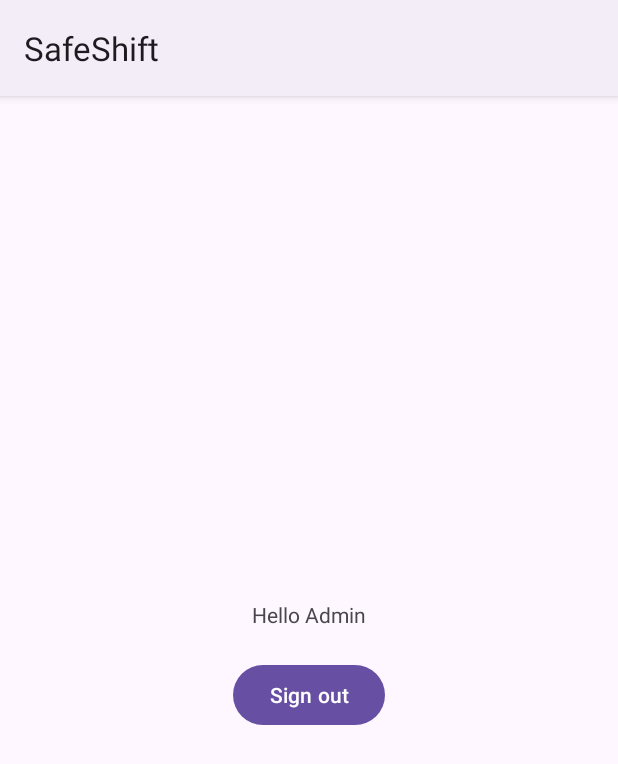
After one commit to omkarpatne6/SafeShift, an Android app: the AdminPanelActivity screen opened directly, with no data from a screen before it, on a phone screen of 412 x 824 dp. The commit adds this screen. Shown: the top 764 px of the screen. Run offline under Robolectric (Android 15) with nearby library versions, the phone set to English and light mode, and no system bars; our stand-ins replace Firebase (no records; nobody signed in at launch, a user with empty details on screens opened directly).

Commit message:
added admin and user logic

```diff
--- /dev/null
+++ b/app/src/main/java/com/example/safeshift/AdminPanelActivity.java
@@ -0,0 +1,35 @@
+package com.example.safeshift;
+
+import androidx.appcompat.app.AppCompatActivity;
+
+import android.content.Intent;
+import android.os.Bundle;
+import android.view.View;
+import android.widget.Button;
+
+import com.google.firebase.auth.FirebaseAuth;
+import com.google.firebase.auth.FirebaseUser;
+
+public class AdminPanelActivity extends AppCompatActivity {
+
+    Button signOutBtn;
+
+    @Override
+    protected void onCreate(Bundle savedInstanceState) {
+        super.onCreate(savedInstanceState);
+        setContentView(R.layout.activity_admin_panel);
+
+        signOutBtn = findViewById(R.id.signOutButton);
+
+        signOutBtn.setOnClickListener(new View.OnClickListener() {
+            @Override
+            public void onClick(View v) {
+                FirebaseAuth.getInstance().signOut();
+                Intent intent = new Intent(getApplicationContext(), LoginActivity.class);
+                startActivity(intent);
+                finish();
+            }
+        });
+
+    }
+}
--- a/app/src/main/java/com/example/safeshift/RegisterActivity.java
+++ b/app/src/main/java/com/example/safeshift/RegisterActivity.java
@@ -98,6 +98,7 @@ public class RegisterActivity extends AppCompatActivity {
                             Map<String, Object> userMap = new HashMap<>();
                             userMap.put("email", email);
                             userMap.put("profileCompleted", false);
+                            userMap.put("role", "user");
 
                             db.collection("users").document(userId)
                                     .set(userMap)
--- /dev/null
+++ b/app/src/main/res/layout/activity_admin_panel.xml
@@ -0,0 +1,27 @@
+<?xml version="1.0" encoding="utf-8"?>
+<LinearLayout xmlns:android="http://schemas.android.com/apk/res/android"
+    xmlns:app="http://schemas.android.com/apk/res-auto"
+    xmlns:tools="http://schemas.android.com/tools"
+    android:layout_width="match_parent"
+    android:layout_height="match_parent"
+    android:gravity="center"
+    android:orientation="vertical"
+    tools:context=".MainActivity">
+
+    <TextView
+        android:id="@+id/textView"
+        android:layout_width="wrap_content"
+        android:layout_height="wrap_content"
+        android:text="Hello Admin"
+        app:layout_constraintBottom_toBottomOf="parent"
+        app:layout_constraintEnd_toEndOf="parent"
+        app:layout_constraintStart_toStartOf="parent"
+        app:layout_constraintTop_toTopOf="parent" />
+
+    <Button
+        android:id="@+id/signOutButton"
+        android:layout_width="wrap_content"
+        android:layout_height="wrap_content"
+        android:layout_marginTop="20dp"
+        android:text="@string/sign_out" />
+</LinearLayout>
```
Also changed, not shown: app/src/main/AndroidManifest.xml (+8 -3 lines), app/src/main/java/com/example/safeshift/LoginActivity.java (+12 -3 lines), app/src/main/java/com/example/safeshift/SplashActivity.java (+6 -7 lines), app/src/main/res/layout/activity_splash.xml (+5 -5 lines), app/src/main/res/drawable-v24/logo_min.png (added).
